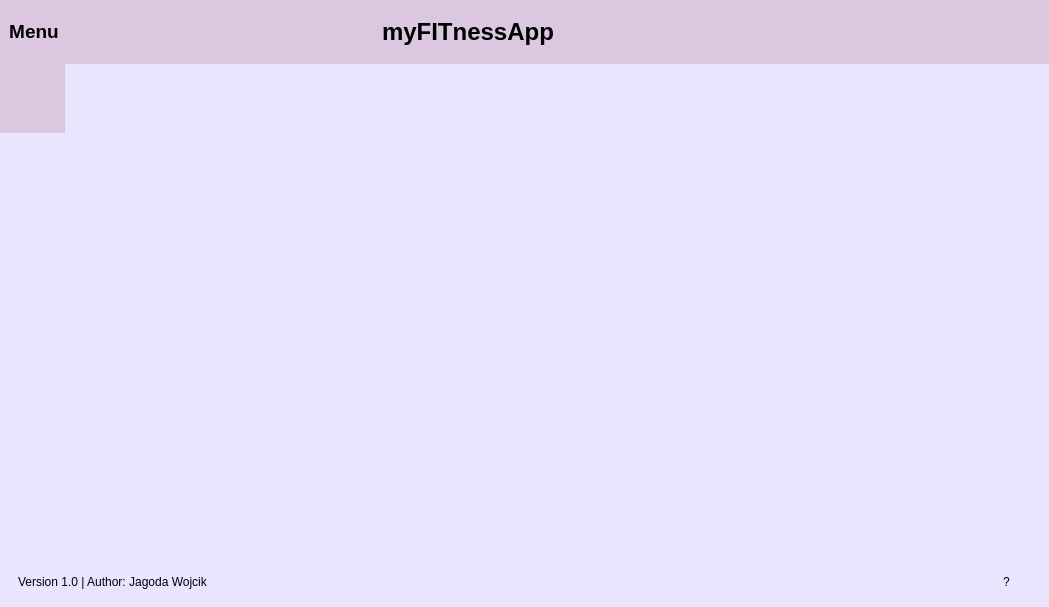
This is ui.ui in jagodawojcik/fitness-app as Qt 5 draws it before an edit. The edited form follows.
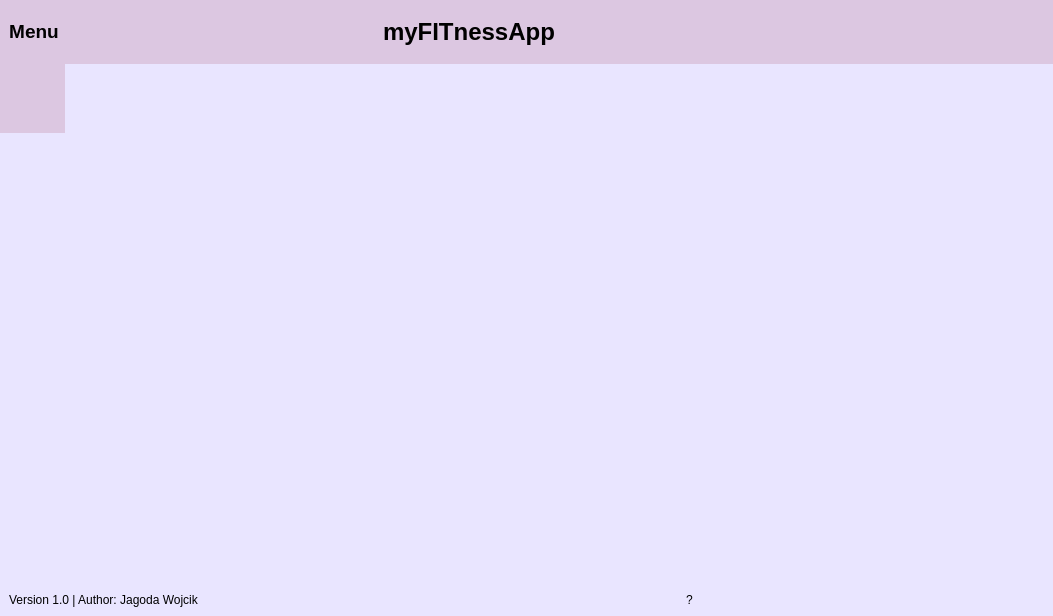
This is the edited form. Icons and pictures are not drawn.

Commit message: app window drag and drop added

```diff
--- a/ui.ui
+++ b/ui.ui
@@ -6,8 +6,8 @@
    <rect>
     <x>0</x>
     <y>0</y>
-    <width>1049</width>
-    <height>607</height>
+    <width>1053</width>
+    <height>616</height>
    </rect>
   </property>
   <property name="windowTitle">
@@ -296,7 +296,7 @@
               <number>0</number>
              </property>
              <item row="0" column="0" alignment="Qt::AlignLeft">
-              <widget class="QPushButton" name="pushButton">
+              <widget class="QPushButton" name="me_menu_btn">
                <property name="text">
                 <string/>
                </property>
@@ -326,7 +326,7 @@
               </widget>
              </item>
              <item row="1" column="0" alignment="Qt::AlignLeft">
-              <widget class="QPushButton" name="pushButton_2">
+              <widget class="QPushButton" name="activity_menu_btn">
                <property name="text">
                 <string/>
                </property>
@@ -356,7 +356,7 @@
               </widget>
              </item>
              <item row="2" column="0" alignment="Qt::AlignLeft">
-              <widget class="QPushButton" name="pushButton_3">
+              <widget class="QPushButton" name="food_menu_btn">
                <property name="text">
                 <string/>
                </property>
@@ -456,6 +456,21 @@
        <enum>QFrame::Raised</enum>
       </property>
       <layout class="QHBoxLayout" name="horizontalLayout_6">
+       <property name="spacing">
+        <number>0</number>
+       </property>
+       <property name="leftMargin">
+        <number>0</number>
+       </property>
+       <property name="topMargin">
+        <number>0</number>
+       </property>
+       <property name="rightMargin">
+        <number>0</number>
+       </property>
+       <property name="bottomMargin">
+        <number>0</number>
+       </property>
        <item>
         <widget class="QFrame" name="frame">
          <property name="frameShape">
@@ -494,7 +509,7 @@
          </layout>
         </widget>
        </item>
-       <item alignment="Qt::AlignBottom">
+       <item alignment="Qt::AlignRight|Qt::AlignBottom">
         <widget class="QFrame" name="resize_grip">
          <property name="minimumSize">
           <size>
```
The commit also changes 2 other files.
